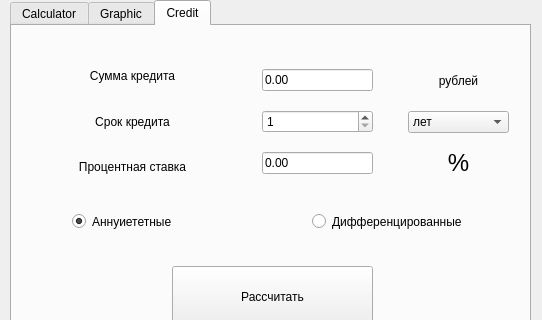
The window that src/Calc/mainwindow.ui (Aidahar/Calc_s21) describes before a commit, drawn with Qt 5; both pictures show x 0 to 542 and y 0 to 320 of the 542 by 540 pixel window.
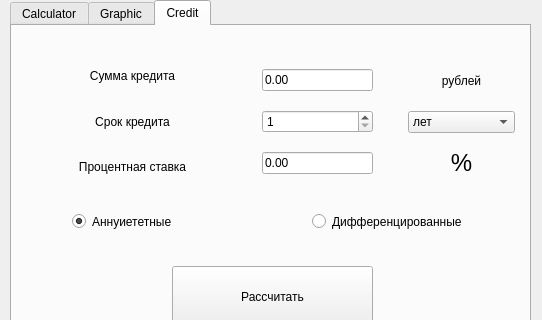
The same window after the commit. The open tabs and pages were chosen to show the change. Icons and pictures are not drawn. Custom widgets are drawn as their Qt base class.

Patch:
```diff
--- a/src/Calc/mainwindow.ui
+++ b/src/Calc/mainwindow.ui
@@ -1157,7 +1157,7 @@
        <string>Рассчитать</string>
       </property>
      </widget>
-     <widget class="QWidget" name="">
+     <widget class="QWidget" name="layoutWidget">
       <property name="geometry">
        <rect>
         <x>400</x>
@@ -1199,7 +1199,7 @@
        </item>
       </layout>
      </widget>
-     <widget class="QWidget" name="">
+     <widget class="QWidget" name="layoutWidget">
       <property name="geometry">
        <rect>
         <x>250</x>
@@ -1241,7 +1241,7 @@
        </item>
       </layout>
      </widget>
-     <widget class="QWidget" name="">
+     <widget class="QWidget" name="layoutWidget">
       <property name="geometry">
        <rect>
         <x>30</x>
@@ -1283,12 +1283,12 @@
        </item>
       </layout>
      </widget>
-     <widget class="QWidget" name="">
+     <widget class="QWidget" name="layoutWidget">
       <property name="geometry">
        <rect>
         <x>396</x>
         <y>30</y>
-        <width>101</width>
+        <width>107</width>
         <height>131</height>
        </rect>
       </property>
@@ -1329,7 +1329,7 @@
        </item>
       </layout>
      </widget>
-     <widget class="QWidget" name="">
+     <widget class="QWidget" name="layoutWidget">
       <property name="geometry">
        <rect>
         <x>250</x>
@@ -1365,7 +1365,7 @@
        </item>
       </layout>
      </widget>
-     <widget class="QWidget" name="">
+     <widget class="QWidget" name="layoutWidget">
       <property name="geometry">
        <rect>
         <x>20</x>
```
Left out of the diff: 12 changed lines with no effect on the pictures.
